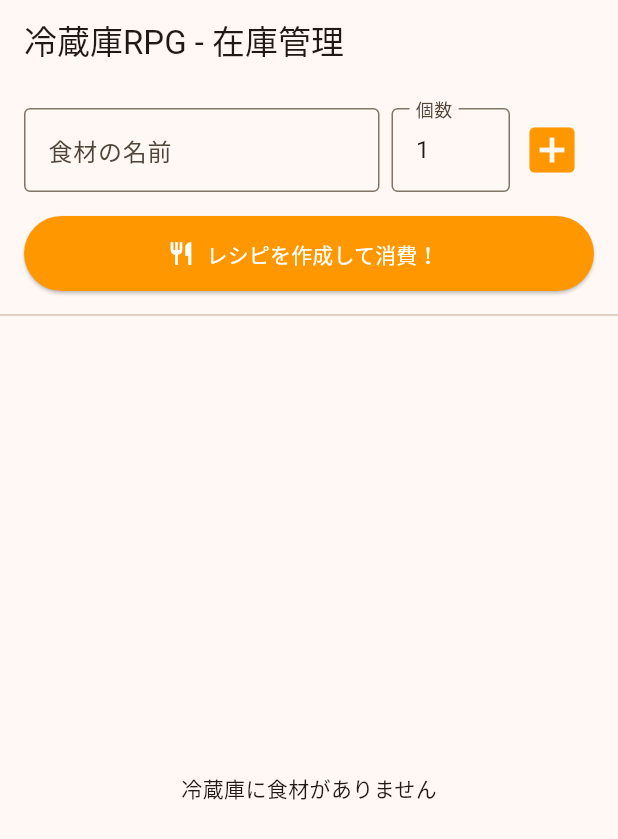
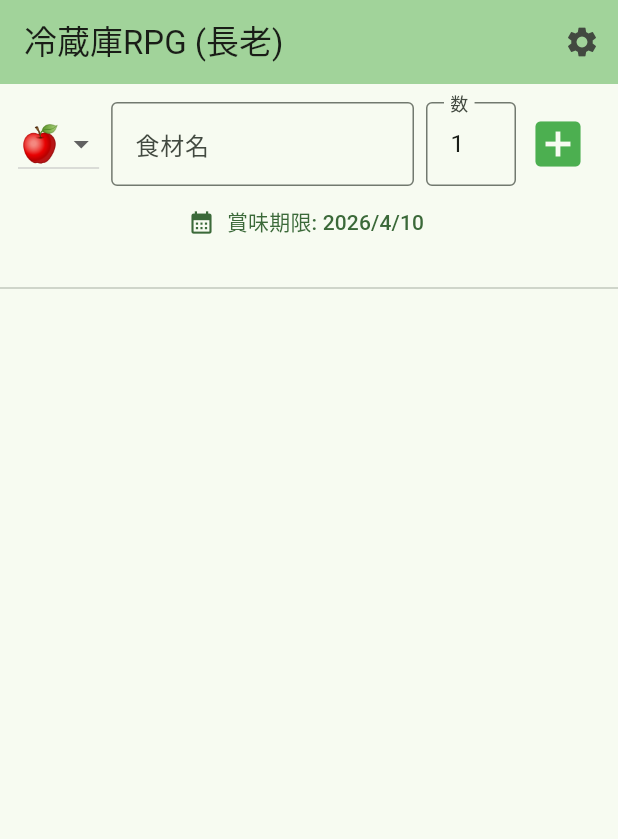
Before and after one commit to cdsa1230126-ai/reizoko_app, a Flutter app: the screen it shows after launch, after a tap on the "add box" icon, on a phone screen of 412 x 824 dp. Shown: the top 839 px of the screen. Run offline on Flutter 3.47's test engine with Material 3 defaults, Android fonts, the phone set to English and light mode, and no system bars; our stand-ins replace camera, shared_preferences; missing offline and left inert: dart:html.

Commit message:
Update main.dart

```diff
--- a/lib/main.dart
+++ b/lib/main.dart
@@ -1,203 +1,285 @@
 import 'package:flutter/material.dart';
 import 'package:shared_preferences/shared_preferences.dart';
+import 'package:camera/camera.dart';
 import 'dart:convert';
+import 'dart:html' as html; // Web用の音声・通知機能
 
-void main() {
-  runApp(const ReizokoApp());
+void main() async {
+  WidgetsFlutterBinding.ensureInitialized();
+  // カメラの準備（Webブラウザで許可が必要）
+  List<CameraDescription> cameras = [];
+  try {
+    cameras = await availableCameras();
+  } catch (e) {
+    print("カメラが見つかりません: $e");
+  }
+  runApp(ReizokoApp(cameras: cameras));
 }
 
-class ReizokoApp extends StatelessWidget {
-  const ReizokoApp({super.key});
+class ReizokoApp extends StatefulWidget {
+  final List<CameraDescription> cameras;
+  const ReizokoApp({super.key, required this.cameras});
+
+  @override
+  State<ReizokoApp> createState() => _ReizokoAppState();
+}
+
+class _ReizokoAppState extends State<ReizokoApp> {
+  Color themeColor = Colors.green;
+
   @override
   Widget build(BuildContext context) {
     return MaterialApp(
       title: '冷蔵庫RPG',
       theme: ThemeData(
-        primarySwatch: Colors.orange,
+        colorScheme: ColorScheme.fromSeed(seedColor: themeColor),
         useMaterial3: true,
-        colorScheme: ColorScheme.fromSeed(seedColor: Colors.orange),
       ),
-      home: const ReizokoHomePage(),
+      home: ReizokoHomePage(cameras: widget.cameras),
     );
   }
 }
 
 class ReizokoHomePage extends StatefulWidget {
-  const ReizokoHomePage({super.key});
+  final List<CameraDescription> cameras;
+  const ReizokoHomePage({super.key, required this.cameras});
+
   @override
   State<ReizokoHomePage> createState() => _ReizokoHomePageState();
 }
 
-class _ReizokoHomePageState extends State<ReizokoHomePage> {
+class _ReizokoHomePageState extends State<ReizokoHomePage> with SingleTickerProviderStateMixin {
   List<Map<String, dynamic>> inventory = [];
+  List<String> shoppingList = [];
+  String characterMode = "長老";
+  String apiKey = "";
+
   final TextEditingController _itemController = TextEditingController();
-  final TextEditingController _countController = TextEditingController(text: "1"); // 初期値を1に設定
+  final TextEditingController _countController = TextEditingController(text: "1");
+  DateTime _selectedDate = DateTime.now().add(const Duration(days: 3));
+  String _selectedIcon = "🍎";
+
+  late AnimationController _blinkController;
 
   @override
   void initState() {
     super.initState();
-    _loadInventory();
+    _loadData();
+    _blinkController = AnimationController(
+      vsync: this,
+      duration: const Duration(milliseconds: 700),
+    )..repeat(reverse: true);
+
+    // 起動時に通知の許可を求める
+    _requestNotificationPermission();
   }
 
-  // データの読み込み
-  Future<void> _loadInventory() async {
-    final prefs = await SharedPreferences.getInstance();
-    final String? data = prefs.getString('inventory');
-    if (data != null) {
-      setState(() {
-        inventory = List<Map<String, dynamic>>.from(json.decode(data));
-      });
+  @override
+  void dispose() {
+    _blinkController.dispose();
+    super.dispose();
+  }
+
+  // --- 通知機能 ---
+  void _requestNotificationPermission() {
+    if (html.Notification.permission == 'default') {
+      html.Notification.requestPermission();
     }
   }
 
-  // データの保存
-  Future<void> _saveInventory() async {
+  void _showNotification(String title, String body) {
+    if (html.Notification.permission == 'granted') {
+      html.Notification(title, body: body);
+    }
+  }
+
+  // --- データの読み込み・保存 ---
+  Future<void> _loadData() async {
+    final prefs = await SharedPreferences.getInstance();
+    setState(() {
+      inventory = List<Map<String, dynamic>>.from(json.decode(prefs.getString('inventory') ?? '[]'));
+      shoppingList = prefs.getStringList('shoppingList') ?? [];
+      characterMode = prefs.getString('characterMode') ?? "長老";
+      apiKey = prefs.getString('apiKey') ?? "";
+    });
+    _checkExpiryAlert();
+  }
+
+  Future<void> _saveData() async {
     final prefs = await SharedPreferences.getInstance();
     await prefs.setString('inventory', json.encode(inventory));
+    await prefs.setStringList('shoppingList', shoppingList);
+    await prefs.setString('characterMode', characterMode);
+    await prefs.setString('apiKey', apiKey);
   }
 
-  // 食材の追加（個数対応）
+  // --- 音声とアラート ---
+  void _speak(String text) {
+    final utterance = html.SpeechSynthesisUtterance(text)..lang = 'ja-JP';
+    html.window.speechSynthesis?.speak(utterance);
+  }
+
+  void _checkExpiryAlert() {
+    List<String> urgentItems = [];
+    for (var item in inventory) {
+      final expiry = DateTime.parse(item['expiry']);
+      if (expiry.difference(DateTime.now()).inDays <= 1) {
+        urgentItems.add(item['name']);
+      }
+    }
+
+    if (urgentItems.isNotEmpty) {
+      String msg = characterMode == "長老" ? "警告じゃ！${urgentItems.join(', ')}が腐りそうじゃぞ！" : "期限間近の食材があります。";
+      // 音声
+      Future.delayed(const Duration(seconds: 2), () => _speak(msg));
+      // ブラウザ通知
+      _showNotification("【冷蔵庫RPG 警告】", "${urgentItems.length}個の食材が期限間近です！");
+    }
+  }
+
+  // --- 操作ロジック ---
   void _addItem() {
     if (_itemController.text.isEmpty) return;
-
-    // 入力された文字を数字に変換（失敗したら1にする）
-    int count = int.tryParse(_countController.text) ?? 1;
-
     setState(() {
       inventory.add({
         "name": _itemController.text,
-        "icon": "🍱", // アイコン選択機能がないので一旦固定
-        "count": count,
-        "added_at": DateTime.now().toString(),
+        "icon": _selectedIcon,
+        "count": int.tryParse(_countController.text) ?? 1,
+        "expiry": _selectedDate.toIso8601String(),
       });
       _itemController.clear();
-      _countController.text = "1"; // 入力欄をリセット
+      _countController.text = "1";
     });
-    _saveInventory();
+    _saveData();
+    _speak(characterMode == "長老" ? "新しい獲物じゃ！" : "追加しました。");
   }
 
-  // 【新機能】レシピを作って食材を消費する
-  void _cookAndConsume() {
-    if (inventory.isEmpty) {
-      ScaffoldMessenger.of(context).showSnackBar(
-        const SnackBar(content: Text("冷蔵庫が空っぽです！冒険に出かけましょう。")),
-      );
-      return;
-    }
-
+  void _consumeItem(int index) {
     setState(() {
-      // 全ての食材を1つずつ減らす（RPGの「アイテム消費」演出）
-      for (var item in inventory) {
-        if (item["count"] > 0) {
-          item["count"] -= 1;
-        }
+      String name = inventory[index]['name'];
+      if (inventory[index]['count'] > 1) {
+        inventory[index]['count'] -= 1;
+      } else {
+        shoppingList.add(name);
+        inventory.removeAt(index);
       }
-      // 個数が0になったものをリストから削除
-      inventory.removeWhere((item) => item["count"] <= 0);
     });
-    _saveInventory();
-
-    ScaffoldMessenger.of(context).showSnackBar(
-      const SnackBar(content: Text("料理が完成！食材を1つずつ消費しました。")),
-    );
+    _saveData();
+    _speak(characterMode == "長老" ? "見事な討伐じゃ！" : "消費しました。");
   }
 
   @override
   Widget build(BuildContext context) {
     return Scaffold(
-      appBar: AppBar(title: const Text("冷蔵庫RPG - 在庫管理")),
+      appBar: AppBar(
+        title: Text("冷蔵庫RPG ($characterMode)"),
+        backgroundColor: Theme.of(context).colorScheme.inversePrimary,
+        actions: [
+          IconButton(icon: const Icon(Icons.settings), onPressed: _showSettings),
+        ],
+      ),
       body: Column(
         children: [
-          // 入力エリア
-          Padding(
-            padding: const EdgeInsets.all(16.0),
-            child: Row(
-              children: [
-                Expanded(
-                  flex: 3,
-                  child: TextField(
-                    controller: _itemController,
-                    decoration: const InputDecoration(
-                      labelText: "食材の名前",
-                      border: OutlineInputBorder(),
-                    ),
-                  ),
-                ),
-                const SizedBox(width: 8),
-                Expanded(
-                  flex: 1,
-                  child: TextField(
-                    controller: _countController,
-                    keyboardType: TextInputType.number,
-                    decoration: const InputDecoration(
-                      labelText: "個数",
-                      border: OutlineInputBorder(),
-                    ),
-                  ),
-                ),
-                IconButton(
-                  icon: const Icon(Icons.add_box, color: Colors.orange, size: 40),
-                  onPressed: _addItem,
-                ),
-              ],
-            ),
+          _buildInputArea(),
+          const Divider(),
+          Expanded(child: _buildInventoryList()),
+        ],
+      ),
+    );
+  }
+
+  Widget _buildInputArea() {
+    return Padding(
+      padding: const EdgeInsets.all(12.0),
+      child: Column(
+        children: [
+          Row(
+            children: [
+              DropdownButton<String>(
+                value: _selectedIcon,
+                items: ["🍎", "🥩", "🥦", "🥛", "🐟"].map((s) => DropdownMenuItem(value: s, child: Text(s, style: const TextStyle(fontSize: 24)))).toList(),
+                onChanged: (v) => setState(() => _selectedIcon = v!),
+              ),
+              const SizedBox(width: 8),
+              Expanded(child: TextField(controller: _itemController, decoration: const InputDecoration(labelText: "食材名", border: OutlineInputBorder()))),
+              const SizedBox(width: 8),
+              SizedBox(width: 60, child: TextField(controller: _countController, keyboardType: TextInputType.number, decoration: const InputDecoration(labelText: "数", border: OutlineInputBorder()))),
+              IconButton(icon: const Icon(Icons.add_box, color: Colors.green, size: 40), onPressed: _addItem),
+            ],
           ),
-
-          // 消費ボタン
-          Padding(
-            padding: const EdgeInsets.symmetric(horizontal: 16.0),
-            child: ElevatedButton.icon(
-              onPressed: _cookAndConsume,
-              icon: const Icon(Icons.restaurant),
-              label: const Text("レシピを作成して消費！"),
-              style: ElevatedButton.styleFrom(
-                minimumSize: const Size(double.infinity, 50),
-                backgroundColor: Colors.orange,
-                foregroundColor: Colors.white,
-              ),
-            ),
-          ),
-
-          const Divider(height: 32),
-
-          // 在庫リスト表示
-          Expanded(
-            child: inventory.isEmpty
-              ? const Center(child: Text("冷蔵庫に食材がありません"))
-              : ListView.builder(
-                  itemCount: inventory.length,
-                  itemBuilder: (context, index) {
-                    final item = inventory[index];
-                    return Card(
-                      margin: const EdgeInsets.symmetric(horizontal: 16, vertical: 4),
-                      child: ListTile(
-                        leading: const Text("🍱", style: TextStyle(fontSize: 24)),
-                        title: Text(item["name"], style: const TextStyle(fontWeight: FontWeight.bold)),
-                        trailing: Container(
-                          padding: const EdgeInsets.all(8),
-                          decoration: BoxDecoration(
-                            color: Colors.orange.shade100,
-                            borderRadius: BorderRadius.circular(8),
-                          ),
-                          child: Text(
-                            "x ${item["count"]}",
-                            style: const TextStyle(fontWeight: FontWeight.bold, fontSize: 16),
-                          ),
-                        ),
-                        onLongPress: () {
-                          // 長押しで削除
-                          setState(() {
-                            inventory.removeAt(index);
-                            _saveInventory();
-                          });
-                        },
-                      ),
-                    );
-                  },
-                ),
+          TextButton.icon(
+            icon: const Icon(Icons.calendar_month),
+            onPressed: () async {
+              final date = await showDatePicker(context: context, initialDate: _selectedDate, firstDate: DateTime.now(), lastDate: DateTime.now().add(const Duration(days: 365)));
+              if (date != null) setState(() => _selectedDate = date);
+            },
+            label: Text("賞味期限: ${_selectedDate.year}/${_selectedDate.month}/${_selectedDate.day}"),
           ),
         ],
       ),
     );
   }
+
+  Widget _buildInventoryList() {
+    return ListView.builder(
+      itemCount: inventory.length,
+      itemBuilder: (context, index) {
+        final item = inventory[index];
+        final expiry = DateTime.parse(item['expiry']);
+        final isUrgent = expiry.difference(DateTime.now()).inDays <= 1;
+
+        return AnimatedBuilder(
+          animation: _blinkController,
+          builder: (context, child) {
+            return Card(
+              margin: const EdgeInsets.symmetric(horizontal: 12, vertical: 4),
+              color: isUrgent ? Colors.red.withOpacity(0.1 + 0.3 * _blinkController.value) : Colors.white,
+              shape: isUrgent ? RoundedRectangleBorder(side: const BorderSide(color: Colors.red, width: 2), borderRadius: BorderRadius.circular(8)) : null,
+              child: ListTile(
+                leading: Text(item['icon'], style: const TextStyle(fontSize: 30)),
+                title: Text(item['name'], style: TextStyle(fontWeight: isUrgent ? FontWeight.bold : FontWeight.normal, color: isUrgent ? Colors.red.shade900 : Colors.black)),
+                subtitle: Text("期限: ${expiry.month}/${expiry.day} | 残り: ${item['count']}個"),
+                trailing: IconButton(
+                  icon: const Icon(Icons.restaurant, color: Colors.orange, size: 30),
+                  onPressed: () => _consumeItem(index),
+                ),
+              ),
+            );
+          },
+        );
+      },
+    );
+  }
+
+  void _showSettings() {
+    showDialog(
+      context: context,
+      builder: (context) => AlertDialog(
+        title: const Text("冒険の設定"),
+        content: Column(
+          mainAxisSize: MainAxisSize.min,
+          children: [
+            const Text("キャラクター選択"),
+            DropdownButton<String>(
+              value: characterMode,
+              isExpanded: true,
+              items: ["長老", "ドクター", "トレーダー"].map((s) => DropdownMenuItem(value: s, child: Text(s))).toList(),
+              onChanged: (v) {
+                setState(() => characterMode = v!);
+                _saveData();
+                Navigator.pop(context);
+              },
+            ),
+            const SizedBox(height: 20),
+            const Text("AI APIキー"),
+            TextField(
+              controller: TextEditingController(text: apiKey),
+              onChanged: (v) => apiKey = v,
+              decoration: const InputDecoration(hintText: "Gemini Keyを入力"),
+            ),
+          ],
+        ),
+      ),
+    );
+  }
 }
```
